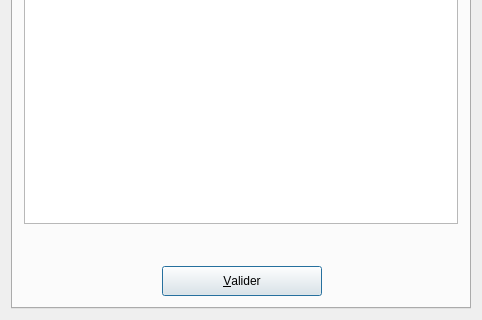
First picture: the form in UiQT4/desUniqueInto.ui, repository SalomePlatform/eficas_tools, before the edit; both pictures show x 0 to 482 and y 160 to 480 of the 482 by 480 pixel window.
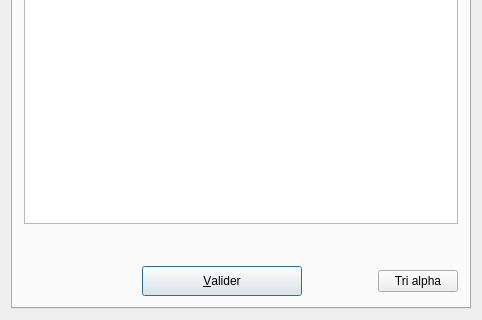
Second picture: the form after the edit.

```diff
--- a/UiQT4/desUniqueInto.ui
+++ b/UiQT4/desUniqueInto.ui
@@ -64,8 +64,8 @@
            </property>
            <property name="sizeHint" stdset="0" >
             <size>
-             <width>138</width>
-             <height>20</height>
+             <width>118</width>
+             <height>27</height>
             </size>
            </property>
           </spacer>
@@ -108,12 +108,19 @@
            </property>
            <property name="sizeHint" stdset="0" >
             <size>
-             <width>118</width>
+             <width>40</width>
              <height>20</height>
             </size>
            </property>
           </spacer>
          </item>
+         <item>
+          <widget class="QPushButton" name="BAlpha" >
+           <property name="text" >
+            <string>Tri alpha</string>
+           </property>
+          </widget>
+         </item>
         </layout>
        </item>
       </layout>
```
